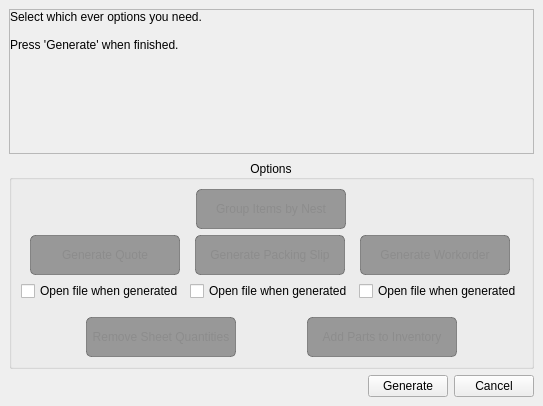
Old version of the form ui/dialogs/generate_quote_dialog.ui in the repository TheCodingJsoftware/Invigo.
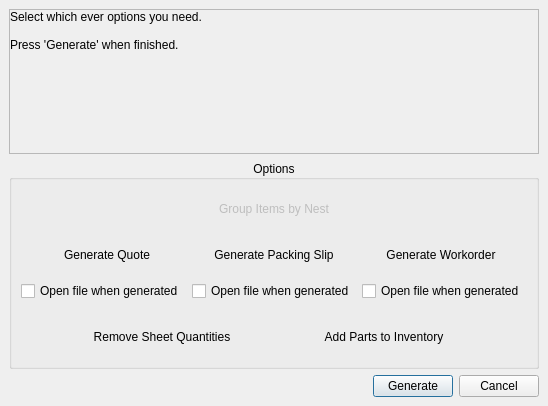
New version of the form.

The edit to the form file:
```diff
--- a/ui/dialogs/generate_quote_dialog.ui
+++ b/ui/dialogs/generate_quote_dialog.ui
@@ -6,7 +6,7 @@
    <rect>
     <x>0</x>
     <y>0</y>
-    <width>506</width>
+    <width>548</width>
     <height>406</height>
    </rect>
   </property>
@@ -79,8 +79,8 @@
               <rect>
                <x>0</x>
                <y>0</y>
-               <width>484</width>
-               <height>131</height>
+               <width>526</width>
+               <height>124</height>
               </rect>
              </property>
              <layout class="QVBoxLayout" name="verticalLayout_4">
@@ -187,38 +187,7 @@
                   <string>Primarily used to generate Quotes/Workorders from Workspace. Instead of combining all items into one list, it seperates them by their respective nest/assembly.</string>
                  </property>
                  <property name="styleSheet">
-                  <string notr="true">QPushButton#pushButton_group{
-    background-color: #3daee9;
-    border: 1px solid #3daee9;
-    border-radius: 5px;
-}
-QPushButton#pushButton_group:checked{
-    background-color: #3daee9;
-}
-QPushButton#pushButton_group:hover{
-    background-color: #48b6ed;
-    border-color: #3daee9;
-}
-QPushButton#pushButton_group:pressed{
-    background-color: #2b92c5;
-    color: #171717;
-}
-
-QPushButton#pushButton_group:!checked {
-    background-color: rgba(71, 71, 71, 130);
-    border-color: rgba(71, 71, 71, 130);
-    color: #8C8C8C;
-}
-
-QPushButton:hover#pushButton_group:!checked {
-    background-color: rgba(76, 76, 76, 130);
-    border-color: #3daee9;
-}
-
-QPushButton:pressed#pushButton_group:!checked {
-    background-color: #3daee9;
-    color: #171717;
-}</string>
+                  <string notr="true"/>
                  </property>
                  <property name="text">
                   <string>Group Items by Nest</string>
@@ -226,6 +195,12 @@
                  <property name="checkable">
                   <bool>true</bool>
                  </property>
+                 <property name="autoDefault">
+                  <bool>false</bool>
+                 </property>
+                 <property name="flat">
+                  <bool>true</bool>
+                 </property>
                 </widget>
                </item>
               </layout>
@@ -252,39 +227,7 @@
                     <string>Will generate and save a quote to the Quote directory</string>
                    </property>
                    <property name="styleSheet">
-                    <string notr="true">QPushButton#pushButton_quote{
-    background-color: #3daee9;
-    border: 1px solid #3daee9;
-    border-radius: 5px;
-}
-QPushButton#pushButton_quote:checked{
-    background-color: #3daee9;
-    color: #171717;
-}
-QPushButton#pushButton_quote:hover{
-    background-color: #48b6ed;
-    border-color: #3daee9;
-}
-QPushButton#pushButton_quote:pressed{
-    background-color: #2b92c5;
-    color: #171717;
-}
-
-QPushButton#pushButton_quote:!checked {
-    background-color: rgba(71, 71, 71, 130);
-    border-color: rgba(71, 71, 71, 130);
-    color: #8C8C8C;
-}
-
-QPushButton:hover#pushButton_quote:!checked {
-    background-color: rgba(76, 76, 76, 130);
-    border-color: #3daee9;
-}
-
-QPushButton:pressed#pushButton_quote:!checked {
-    background-color: #3daee9;
-    color: #171717;
-}</string>
+                    <string notr="true"/>
                    </property>
                    <property name="text">
                     <string>Generate Quote</string>
@@ -295,6 +238,12 @@
                    <property name="checked">
                     <bool>false</bool>
                    </property>
+                   <property name="autoDefault">
+                    <bool>false</bool>
+                   </property>
+                   <property name="flat">
+                    <bool>true</bool>
+                   </property>
                   </widget>
                  </item>
                  <item>
@@ -312,38 +261,7 @@
                     </size>
                    </property>
                    <property name="styleSheet">
-                    <string notr="true">QPushButton#pushButton_packingslip{
-    background-color: #3daee9;
-    border: 1px solid #3daee9;
-    border-radius: 5px;
-}
-QPushButton#pushButton_packingslip:checked{
-    background-color: #3daee9;
-    color: #171717;
-}
-QPushButton#pushButton_packingslip:hover{
-    background-color: #48b6ed;
-    border-color: #3daee9;
-}
-QPushButton#pushButton_packingslip:pressed{
-    background-color: #2b92c5;
-}
-
-QPushButton#pushButton_packingslip:!checked {
-    background-color: rgba(71, 71, 71, 130);
-    border-color: rgba(71, 71, 71, 130);
-    color: #8C8C8C;
-}
-
-QPushButton:hover#pushButton_packingslip:!checked {
-    background-color: rgba(76, 76, 76, 130);
-    border-color: #3daee9;
-}
-
-QPushButton:pressed#pushButton_packingslip:!checked {
-    background-color: #3daee9;
-    color: #171717;
-}</string>
+                    <string notr="true"/>
                    </property>
                    <property name="text">
                     <string>Generate Packing Slip</string>
@@ -351,6 +269,12 @@
                    <property name="checkable">
                     <bool>true</bool>
                    </property>
+                   <property name="autoDefault">
+                    <bool>false</bool>
+                   </property>
+                   <property name="flat">
+                    <bool>true</bool>
+                   </property>
                   </widget>
                  </item>
                  <item>
@@ -371,38 +295,7 @@
                     <string>Will generate and save a workorder to the Workorder directory</string>
                    </property>
                    <property name="styleSheet">
-                    <string notr="true">QPushButton#pushButton_workorder{
-    background-color: #3daee9;
-    border: 1px solid #3daee9;
-    border-radius: 5px;
-}
-QPushButton#pushButton_workorder:checked{
-    background-color: #3daee9;
-    color: #171717;
-}
-QPushButton#pushButton_workorder:hover{
-    background-color: #48b6ed;
-    border-color: #3daee9;
-}
-QPushButton#pushButton_workorder:pressed{
-    background-color: #2b92c5;
-}
-
-QPushButton#pushButton_workorder:!checked {
-    background-color: rgba(71, 71, 71, 130);
-    border-color: rgba(71, 71, 71, 130);
-    color: #8C8C8C;
-}
-
-QPushButton:hover#pushButton_workorder:!checked {
-    background-color: rgba(76, 76, 76, 130);
-    border-color: #3daee9;
-}
-
-QPushButton:pressed#pushButton_workorder:!checked {
-    background-color: #3daee9;
-    color: #171717;
-}</string>
+                    <string notr="true"/>
                    </property>
                    <property name="text">
                     <string>Generate Workorder</string>
@@ -410,6 +303,12 @@
                    <property name="checkable">
                     <bool>true</bool>
                    </property>
+                   <property name="autoDefault">
+                    <bool>false</bool>
+                   </property>
+                   <property name="flat">
+                    <bool>true</bool>
+                   </property>
                   </widget>
                  </item>
                 </layout>
@@ -474,38 +373,7 @@
                   </size>
                  </property>
                  <property name="styleSheet">
-                  <string notr="true">QPushButton#pushButton_remove_sheet_quantity{
-    background-color: #3daee9;
-    border: 1px solid #3daee9;
-    border-radius: 5px;
-}
-QPushButton#pushButton_remove_sheet_quantity:checked{
-    background-color: #3daee9;
-    color: #171717;
-}
-QPushButton#pushButton_remove_sheet_quantity:hover{
-    background-color: #48b6ed;
-    border-color: #3daee9;
-}
-QPushButton#pushButton_remove_sheet_quantity:pressed{
-    background-color: #2b92c5;
-}
-
-QPushButton#pushButton_remove_sheet_quantity:!checked {
-    background-color: rgba(71, 71, 71, 130);
-    border-color: rgba(71, 71, 71, 130);
-    color: #8C8C8C;
-}
-
-QPushButton:hover#pushButton_remove_sheet_quantity:!checked {
-    background-color: rgba(76, 76, 76, 130);
-    border-color: #3daee9;
-}
-
-QPushButton:pressed#pushButton_remove_sheet_quantity:!checked {
-    background-color: #3daee9;
-    color: #171717;
-}</string>
+                  <string notr="true"/>
                  </property>
                  <property name="text">
                   <string>Remove Sheet Quantities</string>
@@ -516,6 +384,12 @@
                  <property name="checked">
                   <bool>false</bool>
                  </property>
+                 <property name="autoDefault">
+                  <bool>false</bool>
+                 </property>
+                 <property name="flat">
+                  <bool>true</bool>
+                 </property>
                 </widget>
                </item>
                <item>
@@ -539,38 +413,7 @@
                   <bool>false</bool>
                  </property>
                  <property name="styleSheet">
-                  <string notr="true">QPushButton#pushButton_update_inventory{
-    background-color: #3daee9;
-    border: 1px solid #3daee9;
-    border-radius: 5px;
-}
-QPushButton#pushButton_update_inventory:checked{
-    background-color: #3daee9;
-    color: #171717;
-}
-QPushButton#pushButton_update_inventory:hover{
-    background-color: #48b6ed;
-    border-color: #3daee9;
-}
-QPushButton#pushButton_update_inventory:pressed{
-    background-color: #2b92c5;
-}
-
-QPushButton#pushButton_update_inventory:!checked {
-    background-color: rgba(71, 71, 71, 130);
-    border-color: rgba(71, 71, 71, 130);
-    color: #8C8C8C;
-}
-
-QPushButton:hover#pushButton_update_inventory:!checked {
-    background-color: rgba(76, 76, 76, 130);
-    border-color: #3daee9;
-}
-
-QPushButton:pressed#pushButton_update_inventory:!checked {
-    background-color: #3daee9;
-    color: #171717;
-}</string>
+                  <string notr="true"/>
                  </property>
                  <property name="text">
                   <string>Add Parts to Inventory</string>
@@ -578,6 +421,12 @@
                  <property name="checkable">
                   <bool>true</bool>
                  </property>
+                 <property name="autoDefault">
+                  <bool>false</bool>
+                 </property>
+                 <property name="flat">
+                  <bool>true</bool>
+                 </property>
                 </widget>
                </item>
               </layout>
```
Left out of the diff: 12 changed lines with no effect on the pictures.
